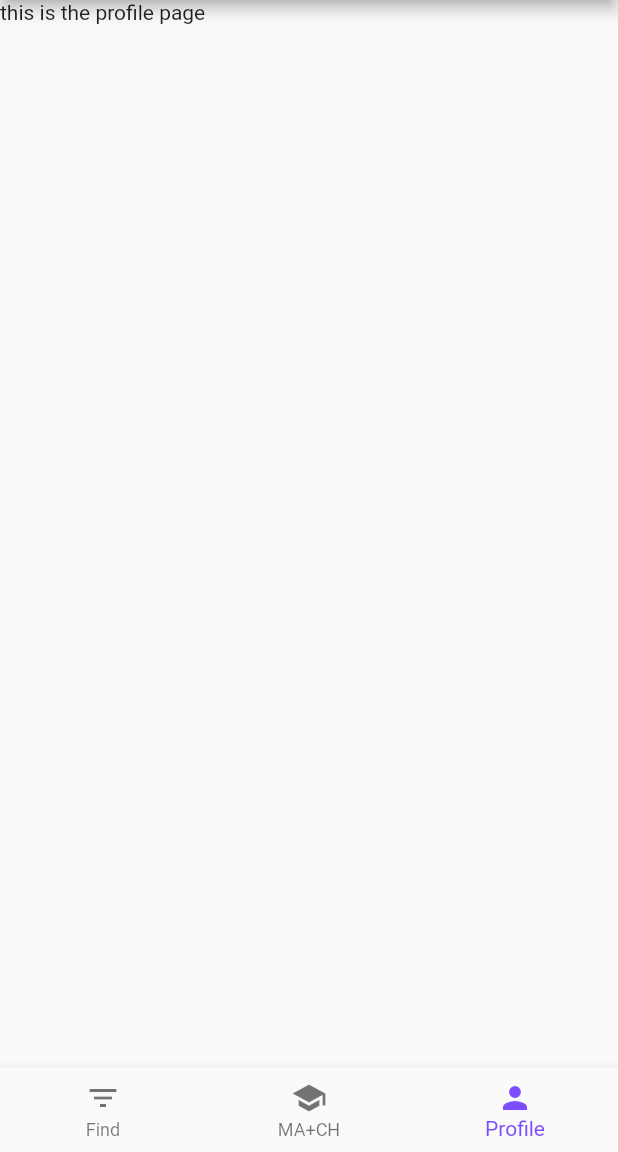
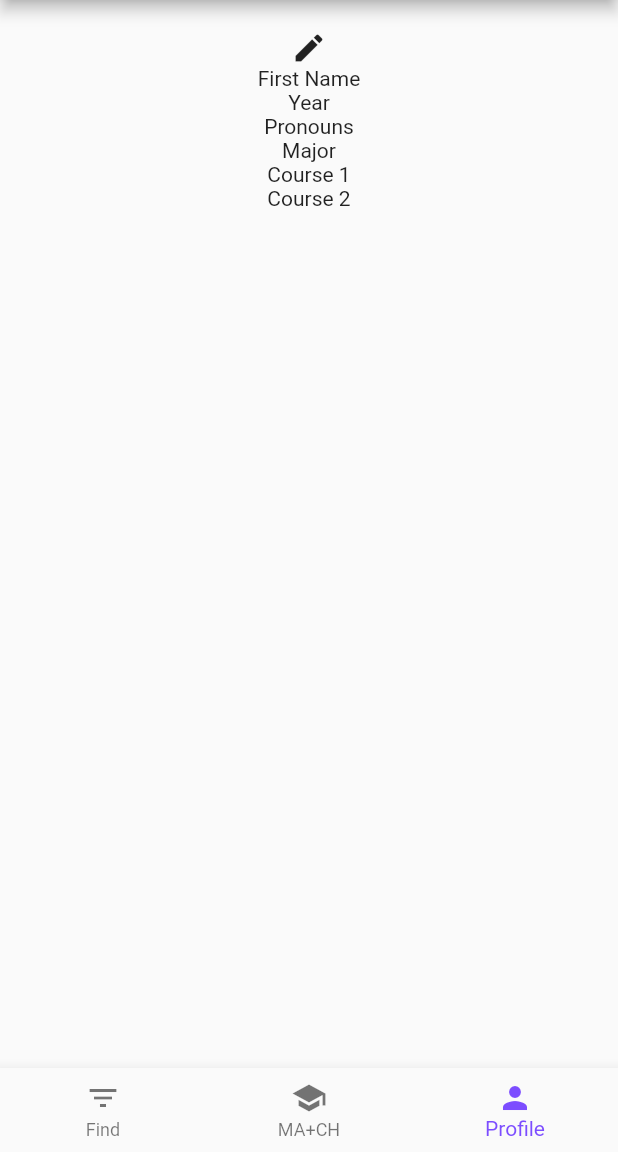
Before and after one commit to shreyanid/pennapps-study-match, a Flutter app: the screen it shows after launch, item 3 of the bottom bar chosen, on a phone screen of 412 x 824 dp, the part 84-1236 px from its top. Run offline on Flutter 3.47's test engine with Material 2 defaults, Android fonts, the phone set to English and light mode, and no system bars.

Commit message:
started a profile page

```diff
--- a/lib/home.dart
+++ b/lib/home.dart
@@ -1,6 +1,8 @@
 import 'package:flutter/material.dart';
+import 'package:study_match/profile.dart';
 
 import './matches_manager.dart';
+import './profile.dart';
 
 class Home extends StatefulWidget {
   @override
@@ -15,7 +17,7 @@ class _HomeState extends State<Home> {
   final List<Widget> _children = [
     Text("This is the find page"),
     MatchManager(startingMatch: 'Shreya Test'),
-    Text("this is the profile page"),
+    Profile(),
   ];
 
   void _onItemTapped(int index) {
--- /dev/null
+++ b/lib/profile.dart
@@ -0,0 +1,28 @@
+import 'package:flutter/material.dart';
+
+class Profile extends StatelessWidget {
+  @override
+  Widget build(BuildContext context) {
+    return Column(children: [
+      Container(
+        // margin: EdgeInsets.all(20.0),
+        // padding: EdgeInsets.all(20.0),
+        child: Center(
+          child: Padding(
+            padding: EdgeInsets.all(20.0),
+            child: Column(children: [
+              Icon(Icons.edit),
+              Text('First Name'),
+              Text('Year'),
+              Text('Pronouns'),
+              Text('Major'),
+              Column(
+                children: [Text('Course 1'), Text('Course 2')],
+              )
+            ]),
+          ),
+        ),
+      ),
+    ]);
+  }
+}
```
